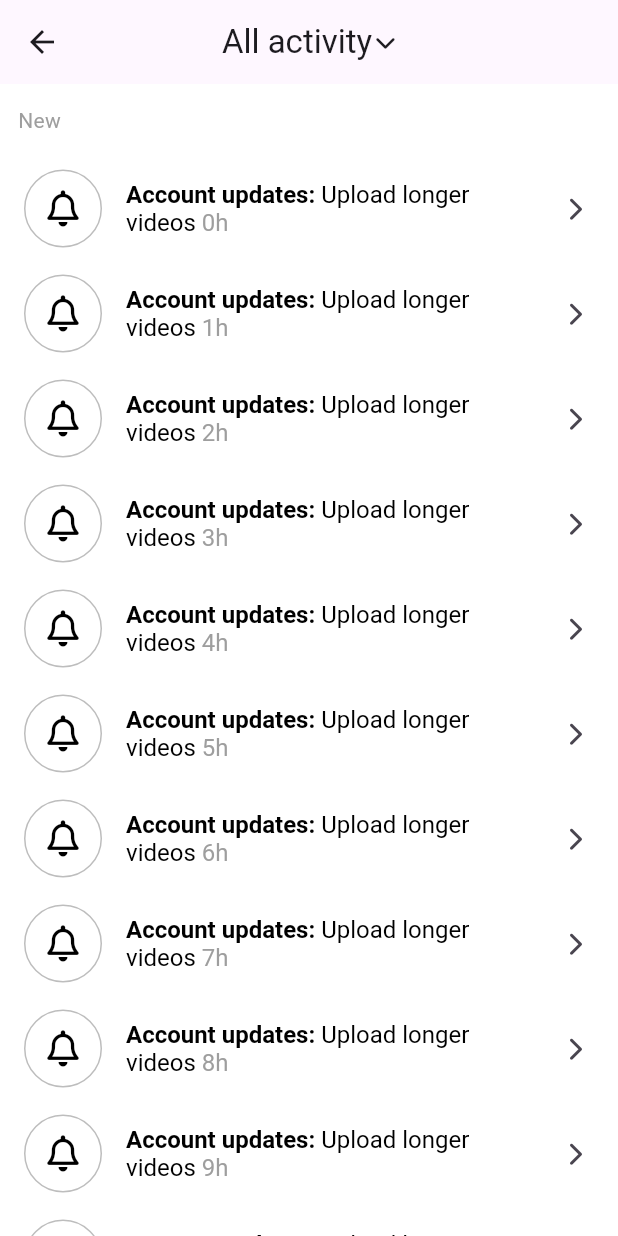
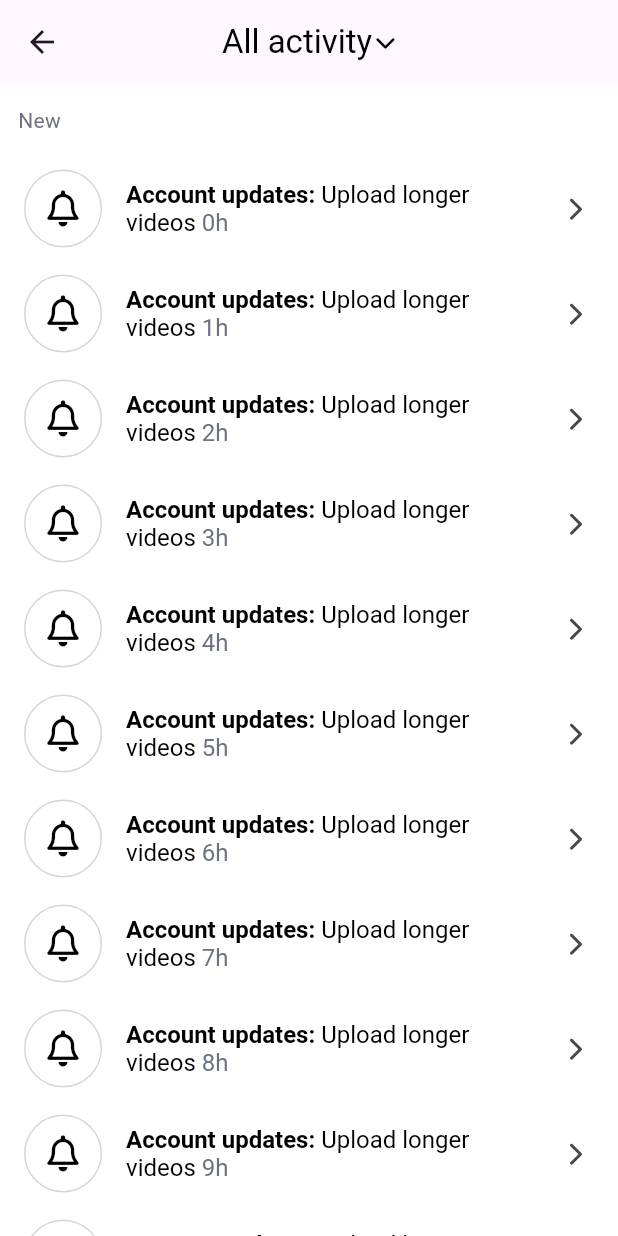
Before and after one commit to ralo-med/tiktok_clone, a Flutter app: the InboxScreen screen opened directly, after a tap on "Activity", on a phone screen of 412 x 824 dp. Run offline on Flutter 3.47's test engine with Material 3 defaults, Android fonts, the phone set to English and light mode, and no system bars; our stand-ins replace camera, font_awesome_flutter, go_router, image_picker, permission_handler, video_player and 1 more; missing offline and left inert: gallery_saver_plus; network calls fail; statements that could not run were skipped.

Commit message:
#Darkmode2

```diff
--- a/lib/features/inbox/activity_screen.dart
+++ b/lib/features/inbox/activity_screen.dart
@@ -2,6 +2,7 @@ import 'package:flutter/material.dart';
 import 'package:font_awesome_flutter/font_awesome_flutter.dart';
 import 'package:tiktok_clone/constants/gaps.dart';
 import 'package:tiktok_clone/constants/sizes.dart';
+import 'package:tiktok_clone/theme.dart';
 
 class ActivityScreen extends StatefulWidget {
   const ActivityScreen({super.key});
@@ -90,6 +91,7 @@ class _ActivityScreenState extends State<ActivityScreen>
 
   @override
   Widget build(BuildContext context) {
+    final colors = Theme.of(context).extension<AppColors>()!;
     return Scaffold(
       appBar: AppBar(
         centerTitle: true,
@@ -98,13 +100,17 @@ class _ActivityScreenState extends State<ActivityScreen>
           child: Row(
             mainAxisAlignment: MainAxisAlignment.center,
             children: [
-              const Text("All activity"),
+              Text(
+                "All activity",
+                style: TextStyle(color: colors.surfaceDark),
+              ),
               Gaps.h2,
               RotationTransition(
                 turns: _arrowAnimation,
-                child: const FaIcon(
+                child: FaIcon(
                   FontAwesomeIcons.chevronDown,
                   size: Sizes.size14,
+                  color: colors.surfaceDark,
                 ),
               )
             ],
@@ -127,7 +133,7 @@ class _ActivityScreenState extends State<ActivityScreen>
                   'New',
                   style: TextStyle(
                     fontSize: Sizes.size14,
-                    color: Colors.grey.shade500,
+                    color: colors.mutedText,
                   ),
                 ),
               ),
@@ -170,25 +176,25 @@ class _ActivityScreenState extends State<ActivityScreen>
                       width: Sizes.size52,
                       decoration: BoxDecoration(
                         shape: BoxShape.circle,
-                        color: Colors.white,
+                        color: colors.surface,
                         border: Border.all(
-                          color: Colors.grey.shade400,
+                          color: colors.border,
                           width: Sizes.size1,
                         ),
                       ),
-                      child: const Center(
+                      child: Center(
                         child: FaIcon(
                           FontAwesomeIcons.bell,
-                          color: Colors.black,
+                          color: colors.surfaceDark,
                         ),
                       ),
                     ),
                     title: RichText(
                       text: TextSpan(
                         text: "Account updates:",
-                        style: const TextStyle(
+                        style: TextStyle(
                           fontWeight: FontWeight.w600,
-                          color: Colors.black,
+                          color: colors.surfaceDark,
                           fontSize: Sizes.size16,
                         ),
                         children: [
@@ -202,7 +208,7 @@ class _ActivityScreenState extends State<ActivityScreen>
                             text: " $notification",
                             style: TextStyle(
                               fontWeight: FontWeight.normal,
-                              color: Colors.grey.shade500,
+                              color: colors.mutedText,
                             ),
                           ),
                         ],
@@ -225,9 +231,9 @@ class _ActivityScreenState extends State<ActivityScreen>
           SlideTransition(
             position: _panelAnimation,
             child: Container(
-              decoration: const BoxDecoration(
-                color: Colors.white,
-                borderRadius: BorderRadius.only(
+              decoration: BoxDecoration(
+                color: colors.surface,
+                borderRadius: const BorderRadius.only(
                   bottomLeft: Radius.circular(
                     Sizes.size5,
                   ),
@@ -245,14 +251,15 @@ class _ActivityScreenState extends State<ActivityScreen>
                         children: [
                           FaIcon(
                             tab["icon"],
-                            color: Colors.black,
+                            color: colors.surfaceDark,
                             size: Sizes.size16,
                           ),
                           Gaps.h20,
                           Text(
                             tab["title"],
-                            style: const TextStyle(
+                            style: TextStyle(
                               fontWeight: FontWeight.bold,
+                              color: colors.surfaceDark,
                             ),
                           ),
                         ],
--- a/lib/features/inbox/inbox_screen.dart
+++ b/lib/features/inbox/inbox_screen.dart
@@ -4,6 +4,7 @@ import 'package:font_awesome_flutter/font_awesome_flutter.dart';
 import 'package:tiktok_clone/constants/sizes.dart';
 import 'package:tiktok_clone/features/inbox/activity_screen.dart';
 import 'package:tiktok_clone/features/inbox/chat_screen.dart';
+import 'package:tiktok_clone/theme.dart';
 
 class InboxScreen extends StatelessWidget {
   const InboxScreen({super.key});
@@ -26,15 +27,18 @@ class InboxScreen extends StatelessWidget {
 
   @override
   Widget build(BuildContext context) {
+    final colors = Theme.of(context).extension<AppColors>()!;
+    final isDark = Theme.of(context).brightness == Brightness.dark;
     return Scaffold(
       appBar: AppBar(
         elevation: 0,
         backgroundColor: Colors.transparent,
-        foregroundColor: Colors.black,
+        foregroundColor: colors.surfaceDark,
         surfaceTintColor: Colors.transparent,
-        systemOverlayStyle: SystemUiOverlayStyle.dark,
+        systemOverlayStyle:
+            isDark ? SystemUiOverlayStyle.light : SystemUiOverlayStyle.dark,
         scrolledUnderElevation: 0,
-        title: const Text('Inbox'),
+        title: Text('Inbox', style: TextStyle(color: colors.surfaceDark)),
         actions: [
           IconButton(
             onPressed: () => _onDmPressed(context),
@@ -47,7 +51,7 @@ class InboxScreen extends StatelessWidget {
           preferredSize: const Size.fromHeight(1),
           child: Container(
             height: 1,
-            color: Colors.grey.shade200,
+            color: isDark ? colors.border : Colors.grey.shade200,
           ),
         ),
       ),
@@ -65,19 +69,23 @@ class InboxScreen extends StatelessWidget {
             trailing: const FaIcon(
               FontAwesomeIcons.chevronRight,
               size: Sizes.size14,
-              color: Colors.black,
+              // color will be inherited; override with theme below by removing const
             ),
           ),
           Container(
             height: Sizes.size1,
-            color: Colors.grey.shade200,
+            color: isDark ? colors.border : Colors.grey.shade200,
           ),
           ListTile(
             leading: Container(
               width: Sizes.size52,
-              decoration: const BoxDecoration(
+              decoration: BoxDecoration(
                 shape: BoxShape.circle,
-                color: Colors.blue,
+                color: isDark ? colors.surface : Colors.blue,
+                border: Border.all(
+                  color: isDark ? colors.border : Colors.grey.shade400,
+                  width: Sizes.size1,
+                ),
               ),
               child: const Center(
                 child: FaIcon(
@@ -99,10 +107,10 @@ class InboxScreen extends StatelessWidget {
                 fontSize: Sizes.size14,
               ),
             ),
-            trailing: const FaIcon(
+            trailing: FaIcon(
               FontAwesomeIcons.chevronRight,
               size: Sizes.size14,
-              color: Colors.black,
+              color: colors.surfaceDark,
             ),
           )
         ],
--- a/lib/features/videos/widgets/video_comments.dart
+++ b/lib/features/videos/widgets/video_comments.dart
@@ -2,6 +2,7 @@ import 'package:flutter/material.dart';
 import 'package:font_awesome_flutter/font_awesome_flutter.dart';
 import 'package:tiktok_clone/constants/gaps.dart';
 import 'package:tiktok_clone/constants/sizes.dart';
+import 'package:tiktok_clone/theme.dart';
 
 class VideoComments extends StatefulWidget {
   const VideoComments({super.key});
@@ -33,6 +34,7 @@ class _VideoCommentsState extends State<VideoComments> {
   @override
   Widget build(BuildContext context) {
     final size = MediaQuery.of(context).size;
+    final colors = Theme.of(context).extension<AppColors>()!;
     return Container(
       height: size.height * 0.75,
       clipBehavior: Clip.hardEdge,
@@ -40,9 +42,9 @@ class _VideoCommentsState extends State<VideoComments> {
         borderRadius: BorderRadius.circular(Sizes.size14),
       ),
       child: Scaffold(
-        backgroundColor: Colors.grey.shade50,
+        backgroundColor: colors.surface,
         appBar: AppBar(
-          backgroundColor: Colors.grey.shade50,
+          backgroundColor: colors.surface,
           automaticallyImplyLeading: false,
           title: const Text("22796 comments"),
           actions: [
@@ -84,7 +86,7 @@ class _VideoCommentsState extends State<VideoComments> {
                               style: TextStyle(
                                   fontWeight: FontWeight.bold,
                                   fontSize: Sizes.size14,
-                                  color: Colors.grey.shade500),
+                                  color: colors.mutedText),
                             ),
                             Gaps.v3,
                             const Text(
@@ -98,7 +100,7 @@ class _VideoCommentsState extends State<VideoComments> {
                           FaIcon(
                             FontAwesomeIcons.heart,
                             size: Sizes.size20,
-                            color: Colors.grey.shade500,
+                            color: colors.mutedText,
                           ),
                           Gaps.v2,
                           Text(
@@ -117,7 +119,7 @@ class _VideoCommentsState extends State<VideoComments> {
                 bottom: 0,
                 width: size.width,
                 child: BottomAppBar(
-                  color: Colors.white,
+                  color: colors.surface,
                   padding: EdgeInsets.zero,
                   child: Padding(
                     padding: const EdgeInsets.symmetric(
@@ -128,7 +130,7 @@ class _VideoCommentsState extends State<VideoComments> {
                       children: [
                         CircleAvatar(
                           radius: 18,
-                          backgroundColor: Colors.grey.shade500,
+                          backgroundColor: colors.grey300,
                           foregroundColor: Colors.white,
                           child: const Text("니꼬"),
                         ),
@@ -152,7 +154,7 @@ class _VideoCommentsState extends State<VideoComments> {
                                     borderSide: BorderSide.none,
                                   ),
                                   filled: true,
-                                  fillColor: Colors.grey.shade200,
+                                  fillColor: colors.grey300,
                                   contentPadding: const EdgeInsets.symmetric(
                                     horizontal: Sizes.size12,
                                   ),
@@ -164,17 +166,17 @@ class _VideoCommentsState extends State<VideoComments> {
                                       children: [
                                         FaIcon(
                                           FontAwesomeIcons.at,
-                                          color: Colors.grey.shade900,
+                                          color: colors.surfaceDark,
                                         ),
                                         Gaps.h14,
                                         FaIcon(
                                           FontAwesomeIcons.gift,
-                                          color: Colors.grey.shade900,
+                                          color: colors.surfaceDark,
                                         ),
                                         Gaps.h14,
                                         FaIcon(
                                           FontAwesomeIcons.faceSmile,
-                                          color: Colors.grey.shade900,
+                                          color: colors.surfaceDark,
                                         ),
                                         Gaps.h14,
                                         if (_isWriting)
```
